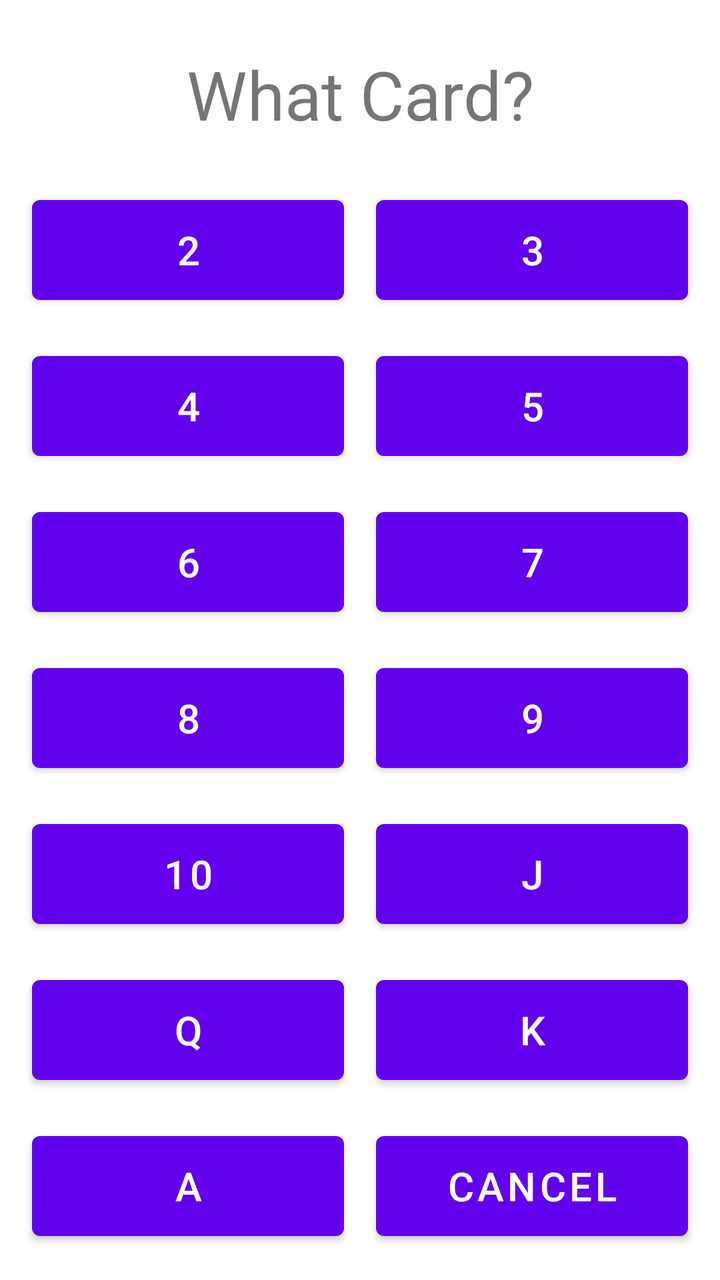
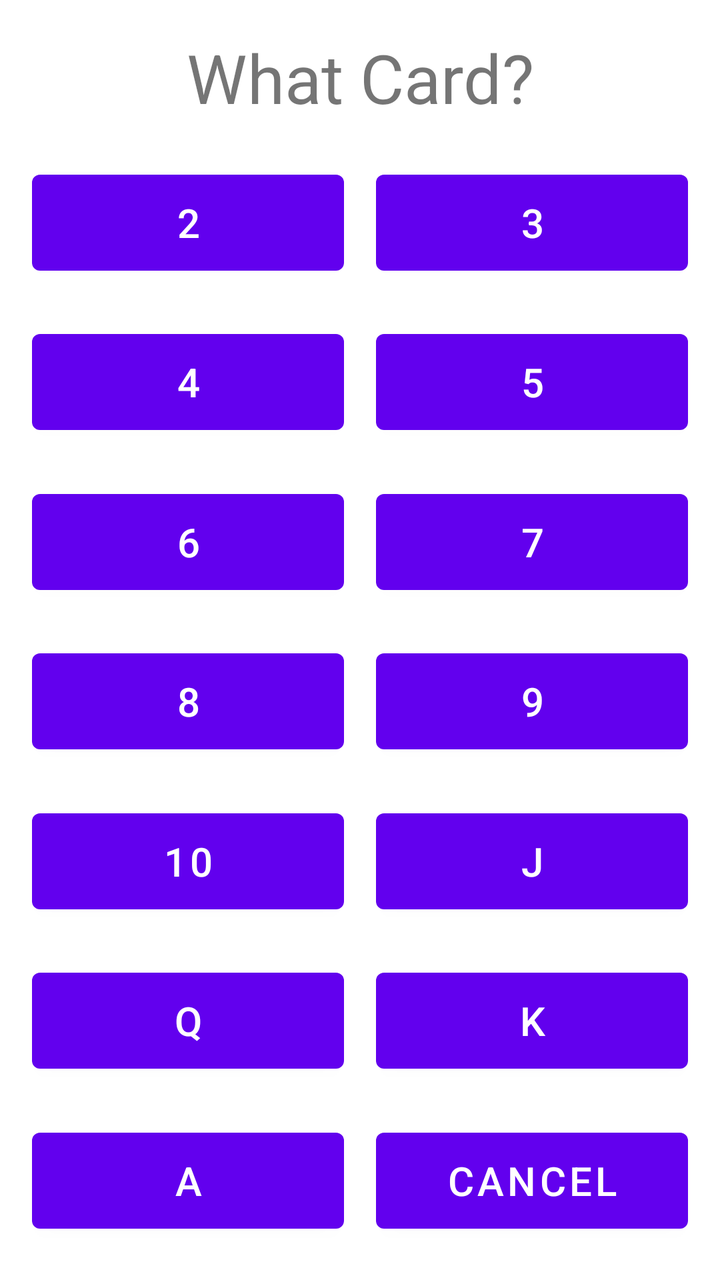

Screens rendered from an Android XML layout before and after an edit, with the pre-edit source and the edit as a unified diff.
<!-- AndroidManifest.xml: application theme Theme.GamblingBadger -->
<!-- res/layout/blackjack_add_card_popup.xml -->
<?xml version="1.0" encoding="utf-8"?>
<androidx.constraintlayout.widget.ConstraintLayout xmlns:android="http://schemas.android.com/apk/res/android"
    xmlns:app="http://schemas.android.com/apk/res-auto"
    xmlns:tools="http://schemas.android.com/tools"
    android:layout_width="match_parent"
    android:layout_height="match_parent">

    <Button
        android:id="@+id/blackjackAddCardPopup_button_5"
        android:layout_width="0dp"
        android:layout_height="0dp"
        android:layout_marginEnd="16dp"
        android:layout_marginBottom="16dp"
        android:text="@string/blackjackAddCardPopup_button_5"
        android:textSize="20sp"
        app:layout_constraintBottom_toTopOf="@+id/blackjackAddCardPopup_button_7"
        app:layout_constraintEnd_toEndOf="parent"
        app:layout_constraintHorizontal_bias="0.5"
        app:layout_constraintStart_toEndOf="@+id/blackjackAddCardPopup_button_4"
        app:layout_constraintTop_toBottomOf="@+id/blackjackAddCardPopup_button_3" />

    <Button
        android:id="@+id/blackjackAddCardPopup_button_king"
        android:layout_width="0dp"
        android:layout_height="0dp"
        android:layout_marginEnd="16dp"
        android:layout_marginBottom="16dp"
        android:text="@string/blackjackAddCardPopup_button_king"
        android:textSize="20sp"
        app:layout_constraintBottom_toTopOf="@+id/blackjackAddCardPopup_button_cancel"
        app:layout_constraintEnd_toEndOf="parent"
        app:layout_constraintHorizontal_bias="0.5"
        app:layout_constraintStart_toEndOf="@+id/blackjackAddCardPopup_button_queen"
        app:layout_constraintTop_toBottomOf="@+id/blackjackAddCardPopup_button_jack" />

    <Button
        android:id="@+id/blackjackAddCardPopup_button_ace"
        android:layout_width="0dp"
        android:layout_height="0dp"
        android:layout_marginStart="16dp"
        android:layout_marginEnd="16dp"
        android:layout_marginBottom="16dp"
        android:text="@string/blackjackAddCardPopup_button_ace"
        android:textSize="20sp"
        app:layout_constraintBottom_toBottomOf="parent"
        app:layout_constraintEnd_toStartOf="@+id/blackjackAddCardPopup_button_cancel"
        app:layout_constraintHorizontal_bias="0.5"
        app:layout_constraintStart_toStartOf="parent"
        app:layout_constraintTop_toBottomOf="@+id/blackjackAddCardPopup_button_queen" />

    <Button
        android:id="@+id/blackjackAddCardPopup_button_cancel"
        android:layout_width="0dp"
        android:layout_height="0dp"
        android:layout_marginEnd="16dp"
        android:layout_marginBottom="16dp"
        android:text="@string/blackjackAddCardPopup_button_cancel"
        android:textSize="20sp"
        app:layout_constraintBottom_toBottomOf="parent"
        app:layout_constraintEnd_toEndOf="parent"
        app:layout_constraintHorizontal_bias="0.5"
        app:layout_constraintStart_toEndOf="@+id/blackjackAddCardPopup_button_ace"
        app:layout_constraintTop_toBottomOf="@+id/blackjackAddCardPopup_button_king" />

    <Button
        android:id="@+id/blackjackAddCardPopup_button_queen"
        android:layout_width="0dp"
        android:layout_height="0dp"
        android:layout_marginStart="16dp"
        android:layout_marginEnd="16dp"
        android:layout_marginBottom="16dp"
        android:text="@string/blackjackAddCardPopup_button_queen"
        android:textSize="20sp"
        app:layout_constraintBottom_toTopOf="@+id/blackjackAddCardPopup_button_ace"
        app:layout_constraintEnd_toStartOf="@+id/blackjackAddCardPopup_button_king"
        app:layout_constraintHorizontal_bias="0.5"
        app:layout_constraintStart_toStartOf="parent"
        app:layout_constraintTop_toBottomOf="@+id/blackjackAddCardPopup_button_10" />

    <Button
        android:id="@+id/blackjackAddCardPopup_button_jack"
        android:layout_width="0dp"
        android:layout_height="0dp"
        android:layout_marginEnd="16dp"
        android:layout_marginBottom="16dp"
        android:text="@string/blackjackAddCardPopup_button_jack"
        android:textSize="20sp"
        app:layout_constraintBottom_toTopOf="@+id/blackjackAddCardPopup_button_king"
        app:layout_constraintEnd_toEndOf="parent"
        app:layout_constraintHorizontal_bias="0.5"
        app:layout_constraintStart_toEndOf="@+id/blackjackAddCardPopup_button_10"
        app:layout_constraintTop_toBottomOf="@+id/blackjackAddCardPopup_button_9" />

    <Button
        android:id="@+id/blackjackAddCardPopup_button_10"
        android:layout_width="0dp"
        android:layout_height="0dp"
        android:layout_marginStart="16dp"
        android:layout_marginEnd="16dp"
        android:layout_marginBottom="16dp"
        android:text="@string/blackjackAddCardPopup_button_10"
        android:textSize="20sp"
        app:layout_constraintBottom_toTopOf="@+id/blackjackAddCardPopup_button_queen"
        app:layout_constraintEnd_toStartOf="@+id/blackjackAddCardPopup_button_jack"
        app:layout_constraintHorizontal_bias="0.5"
        app:layout_constraintStart_toStartOf="parent"
        app:layout_constraintTop_toBottomOf="@+id/blackjackAddCardPopup_button_8" />

    <Button
        android:id="@+id/blackjackAddCardPopup_button_9"
        android:layout_width="0dp"
        android:layout_height="0dp"
        android:layout_marginEnd="16dp"
        android:layout_marginBottom="16dp"
        android:text="@string/blackjackAddCardPopup_button_9"
        android:textSize="20sp"
        app:layout_constraintBottom_toTopOf="@+id/blackjackAddCardPopup_button_jack"
        app:layout_constraintEnd_toEndOf="parent"
        app:layout_constraintHorizontal_bias="0.5"
        app:layout_constraintStart_toEndOf="@+id/blackjackAddCardPopup_button_8"
        app:layout_constraintTop_toBottomOf="@+id/blackjackAddCardPopup_button_7" />

    <Button
        android:id="@+id/blackjackAddCardPopup_button_8"
        android:layout_width="0dp"
        android:layout_height="0dp"
        android:layout_marginStart="16dp"
        android:layout_marginEnd="16dp"
        android:layout_marginBottom="16dp"
        android:text="@string/blackjackAddCardPopup_button_8"
        android:textSize="20sp"
        app:layout_constraintBottom_toTopOf="@+id/blackjackAddCardPopup_button_10"
        app:layout_constraintEnd_toStartOf="@+id/blackjackAddCardPopup_button_9"
        app:layout_constraintHorizontal_bias="0.5"
        app:layout_constraintStart_toStartOf="parent"
        app:layout_constraintTop_toBottomOf="@+id/blackjackAddCardPopup_button_6" />

    <Button
        android:id="@+id/blackjackAddCardPopup_button_7"
        android:layout_width="0dp"
        android:layout_height="0dp"
        android:layout_marginEnd="16dp"
        android:layout_marginBottom="16dp"
        android:text="@string/blackjackAddCardPopup_button_7"
        android:textSize="20sp"
        app:layout_constraintBottom_toTopOf="@+id/blackjackAddCardPopup_button_9"
        app:layout_constraintEnd_toEndOf="parent"
        app:layout_constraintHorizontal_bias="0.5"
        app:layout_constraintStart_toEndOf="@+id/blackjackAddCardPopup_button_6"
        app:layout_constraintTop_toBottomOf="@+id/blackjackAddCardPopup_button_5" />

    <Button
        android:id="@+id/blackjackAddCardPopup_button_6"
        android:layout_width="0dp"
        android:layout_height="0dp"
        android:layout_marginStart="16dp"
        android:layout_marginEnd="16dp"
        android:layout_marginBottom="16dp"
        android:text="@string/blackjackAddCardPopup_button_6"
        android:textSize="20sp"
        app:layout_constraintBottom_toTopOf="@+id/blackjackAddCardPopup_button_8"
        app:layout_constraintEnd_toStartOf="@+id/blackjackAddCardPopup_button_7"
        app:layout_constraintHorizontal_bias="0.5"
        app:layout_constraintStart_toStartOf="parent"
        app:layout_constraintTop_toBottomOf="@+id/blackjackAddCardPopup_button_4" />

    <Button
        android:id="@+id/blackjackAddCardPopup_button_4"
        android:layout_width="0dp"
        android:layout_height="0dp"
        android:layout_marginStart="16dp"
        android:layout_marginEnd="16dp"
        android:layout_marginBottom="16dp"
        android:text="@string/blackjackAddCardPopup_button_4"
        android:textSize="20sp"
        app:layout_constraintBottom_toTopOf="@+id/blackjackAddCardPopup_button_6"
        app:layout_constraintEnd_toStartOf="@+id/blackjackAddCardPopup_button_5"
        app:layout_constraintHorizontal_bias="0.5"
        app:layout_constraintStart_toStartOf="parent"
        app:layout_constraintTop_toBottomOf="@+id/blackjackAddCardPopup_button_2" />

    <Button
        android:id="@+id/blackjackAddCardPopup_button_3"
        android:layout_width="0dp"
        android:layout_height="0dp"
        android:layout_marginTop="16dp"
        android:layout_marginEnd="16dp"
        android:layout_marginBottom="16dp"
        android:text="@string/blackjackAddCardPopup_button_3"
        android:textSize="20sp"
        app:layout_constraintBottom_toTopOf="@+id/blackjackAddCardPopup_button_5"
        app:layout_constraintEnd_toEndOf="parent"
        app:layout_constraintHorizontal_bias="0.5"
        app:layout_constraintStart_toEndOf="@+id/blackjackAddCardPopup_button_2"
        app:layout_constraintTop_toBottomOf="@+id/blackjackAddCardPopup_button_instructions" />

    <TextView
        android:id="@+id/blackjackAddCardPopup_button_instructions"
        android:layout_width="wrap_content"
        android:layout_height="0dp"
        android:layout_marginTop="16dp"
        android:gravity="center"
        android:text="@string/blackjackAddCardPopup_textView_instructions"
        android:textSize="34sp"
        app:layout_constraintBottom_toTopOf="@+id/blackjackAddCardPopup_button_3"
        app:layout_constraintEnd_toEndOf="parent"
        app:layout_constraintHorizontal_bias="0.5"
        app:layout_constraintStart_toStartOf="parent"
        app:layout_constraintTop_toTopOf="parent" />

    <Button
        android:id="@+id/blackjackAddCardPopup_button_2"
        android:layout_width="0dp"
        android:layout_height="0dp"
        android:layout_marginStart="16dp"
        android:layout_marginTop="16dp"
        android:layout_marginEnd="16dp"
        android:layout_marginBottom="16dp"
        android:text="@string/blackjackAddCardPopup_button_2"
        android:textSize="20sp"
        app:layout_constraintBottom_toTopOf="@+id/blackjackAddCardPopup_button_4"
        app:layout_constraintEnd_toStartOf="@+id/blackjackAddCardPopup_button_3"
        app:layout_constraintHorizontal_bias="0.5"
        app:layout_constraintStart_toStartOf="parent"
        app:layout_constraintTop_toBottomOf="@+id/blackjackAddCardPopup_button_instructions" />
</androidx.constraintlayout.widget.ConstraintLayout>
<!-- resources referenced by this layout -->
<resources>
  <string name="blackjackAddCardPopup_button_10">10</string>
  <string name="blackjackAddCardPopup_button_2">2</string>
  <string name="blackjackAddCardPopup_button_3">3</string>
  <string name="blackjackAddCardPopup_button_4">4</string>
  <string name="blackjackAddCardPopup_button_5">5</string>
  <string name="blackjackAddCardPopup_button_6">6</string>
  <string name="blackjackAddCardPopup_button_7">7</string>
  <string name="blackjackAddCardPopup_button_8">8</string>
  <string name="blackjackAddCardPopup_button_9">9</string>
  <string name="blackjackAddCardPopup_button_ace">A</string>
  <string name="blackjackAddCardPopup_button_cancel">Cancel</string>
  <string name="blackjackAddCardPopup_button_jack">J</string>
  <string name="blackjackAddCardPopup_button_king">K</string>
  <string name="blackjackAddCardPopup_button_queen">Q</string>
  <string name="blackjackAddCardPopup_textView_instructions">What Card?</string>
  <style name="Theme.GamblingBadger" parent="Theme.MaterialComponents.DayNight.DarkActionBar">
          
          <item name="colorPrimary">@color/purple_500</item>
          <item name="colorPrimaryVariant">@color/purple_700</item>
          <item name="colorOnPrimary">@color/white</item>
          
          <item name="colorSecondary">@color/teal_200</item>
          <item name="colorSecondaryVariant">@color/teal_700</item>
          <item name="colorOnSecondary">@color/black</item>
          
          <item name="android:statusBarColor" tools:targetApi="l">?attr/colorPrimaryVariant</item>
          
      </style>
  <color name="purple_500">#FF6200EE</color>
  <color name="purple_700">#FF3700B3</color>
  <color name="white">#FFFFFFFF</color>
  <color name="teal_200">#FF03DAC5</color>
  <color name="teal_700">#FF018786</color>
  <color name="black">#FF000000</color>
</resources>

<!-- the commit's change to res/layout/blackjack_add_card_popup.xml (unified diff, before → after) -->
@@ -3,12 +3,13 @@
     xmlns:app="http://schemas.android.com/apk/res-auto"
     xmlns:tools="http://schemas.android.com/tools"
     android:layout_width="match_parent"
-    android:layout_height="match_parent">
+    android:layout_height="wrap_content"
+    android:orientation="vertical">
 
     <Button
         android:id="@+id/blackjackAddCardPopup_button_5"
         android:layout_width="0dp"
-        android:layout_height="0dp"
+        android:layout_height="60dp"
         android:layout_marginEnd="16dp"
         android:layout_marginBottom="16dp"
         android:text="@string/blackjackAddCardPopup_button_5"
@@ -22,7 +23,7 @@
     <Button
         android:id="@+id/blackjackAddCardPopup_button_king"
         android:layout_width="0dp"
-        android:layout_height="0dp"
+        android:layout_height="60dp"
         android:layout_marginEnd="16dp"
         android:layout_marginBottom="16dp"
         android:text="@string/blackjackAddCardPopup_button_king"
@@ -36,7 +37,7 @@
     <Button
         android:id="@+id/blackjackAddCardPopup_button_ace"
         android:layout_width="0dp"
-        android:layout_height="0dp"
+        android:layout_height="60dp"
         android:layout_marginStart="16dp"
         android:layout_marginEnd="16dp"
         android:layout_marginBottom="16dp"
@@ -51,7 +52,7 @@
     <Button
         android:id="@+id/blackjackAddCardPopup_button_cancel"
         android:layout_width="0dp"
-        android:layout_height="0dp"
+        android:layout_height="60dp"
         android:layout_marginEnd="16dp"
         android:layout_marginBottom="16dp"
         android:text="@string/blackjackAddCardPopup_button_cancel"
@@ -65,7 +66,7 @@
     <Button
         android:id="@+id/blackjackAddCardPopup_button_queen"
         android:layout_width="0dp"
-        android:layout_height="0dp"
+        android:layout_height="60dp"
         android:layout_marginStart="16dp"
         android:layout_marginEnd="16dp"
         android:layout_marginBottom="16dp"
@@ -80,7 +81,7 @@
     <Button
         android:id="@+id/blackjackAddCardPopup_button_jack"
         android:layout_width="0dp"
-        android:layout_height="0dp"
+        android:layout_height="60dp"
         android:layout_marginEnd="16dp"
         android:layout_marginBottom="16dp"
         android:text="@string/blackjackAddCardPopup_button_jack"
@@ -94,7 +95,7 @@
     <Button
         android:id="@+id/blackjackAddCardPopup_button_10"
         android:layout_width="0dp"
-        android:layout_height="0dp"
+        android:layout_height="60dp"
         android:layout_marginStart="16dp"
         android:layout_marginEnd="16dp"
         android:layout_marginBottom="16dp"
@@ -109,7 +110,7 @@
     <Button
         android:id="@+id/blackjackAddCardPopup_button_9"
         android:layout_width="0dp"
-        android:layout_height="0dp"
+        android:layout_height="60dp"
         android:layout_marginEnd="16dp"
         android:layout_marginBottom="16dp"
         android:text="@string/blackjackAddCardPopup_button_9"
@@ -123,7 +124,7 @@
     <Button
         android:id="@+id/blackjackAddCardPopup_button_8"
         android:layout_width="0dp"
-        android:layout_height="0dp"
+        android:layout_height="60dp"
         android:layout_marginStart="16dp"
         android:layout_marginEnd="16dp"
         android:layout_marginBottom="16dp"
@@ -138,7 +139,7 @@
     <Button
         android:id="@+id/blackjackAddCardPopup_button_7"
         android:layout_width="0dp"
-        android:layout_height="0dp"
+        android:layout_height="60dp"
         android:layout_marginEnd="16dp"
         android:layout_marginBottom="16dp"
         android:text="@string/blackjackAddCardPopup_button_7"
@@ -152,7 +153,7 @@
     <Button
         android:id="@+id/blackjackAddCardPopup_button_6"
         android:layout_width="0dp"
-        android:layout_height="0dp"
+        android:layout_height="60dp"
         android:layout_marginStart="16dp"
         android:layout_marginEnd="16dp"
         android:layout_marginBottom="16dp"
@@ -167,7 +168,7 @@
     <Button
         android:id="@+id/blackjackAddCardPopup_button_4"
         android:layout_width="0dp"
-        android:layout_height="0dp"
+        android:layout_height="60dp"
         android:layout_marginStart="16dp"
         android:layout_marginEnd="16dp"
         android:layout_marginBottom="16dp"
@@ -182,7 +183,7 @@
     <Button
         android:id="@+id/blackjackAddCardPopup_button_3"
         android:layout_width="0dp"
-        android:layout_height="0dp"
+        android:layout_height="60dp"
         android:layout_marginTop="16dp"
         android:layout_marginEnd="16dp"
         android:layout_marginBottom="16dp"
@@ -202,7 +203,6 @@
         android:gravity="center"
         android:text="@string/blackjackAddCardPopup_textView_instructions"
         android:textSize="34sp"
-        app:layout_constraintBottom_toTopOf="@+id/blackjackAddCardPopup_button_3"
         app:layout_constraintEnd_toEndOf="parent"
         app:layout_constraintHorizontal_bias="0.5"
         app:layout_constraintStart_toStartOf="parent"
@@ -211,7 +211,7 @@
     <Button
         android:id="@+id/blackjackAddCardPopup_button_2"
         android:layout_width="0dp"
-        android:layout_height="0dp"
+        android:layout_height="60dp"
         android:layout_marginStart="16dp"
         android:layout_marginTop="16dp"
         android:layout_marginEnd="16dp"
